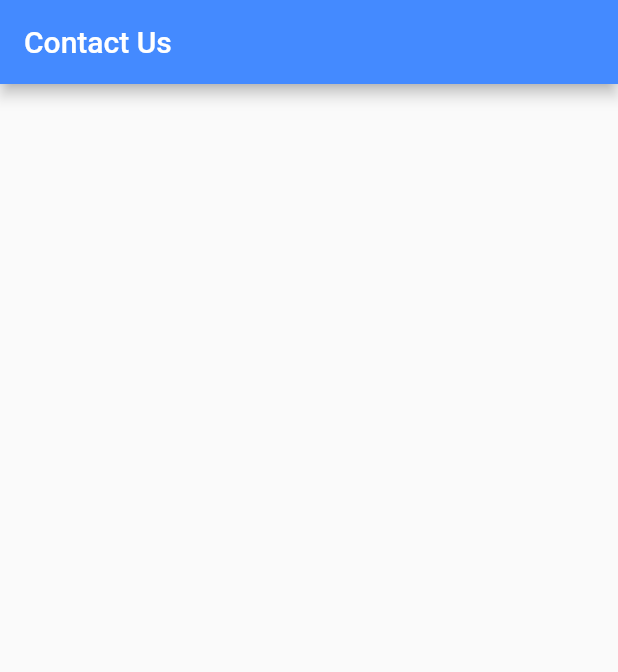
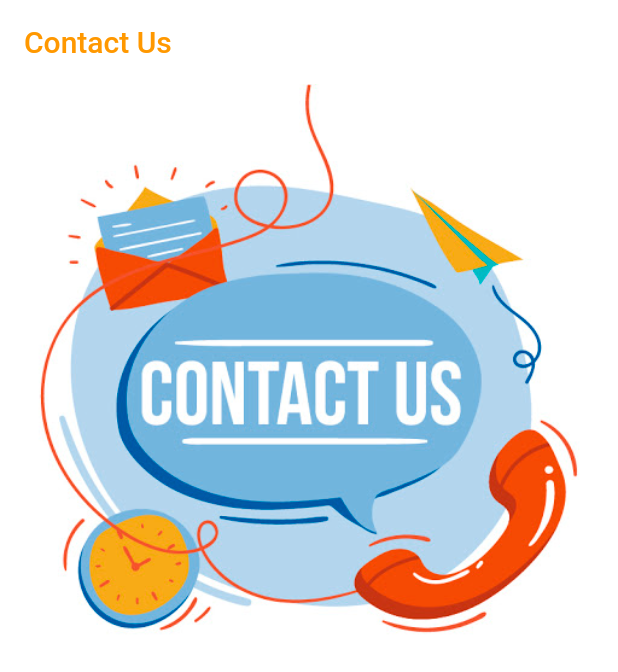
Before and after one commit to Akhele/Flutter-Contact-us-App, a Flutter app: the screen it shows after launch, on a phone screen of 412 x 824 dp. Shown: the top 672 px of the screen. Run offline on Flutter 3.47's test engine with Material 2 defaults, Android fonts, the phone set to English and light mode, and no system bars.

Commit message:
Add the main image

```diff
--- a/lib/main.dart
+++ b/lib/main.dart
@@ -14,9 +14,15 @@ class contact extends StatelessWidget {
     return MaterialApp(
       home: Scaffold(
         appBar: AppBar(
-          title: Text("Contact Us"),
-          backgroundColor: Colors.blueAccent,
+          elevation: 0,
+          title: Text("Contact Us", style: TextStyle(color: Colors.orange),),
+          backgroundColor: Colors.white,
+        ),
 
+        body: Column(
+          children: [
+            Image.asset('images/contact.jpg')
+          ],
         ),
       ),
     );
```
